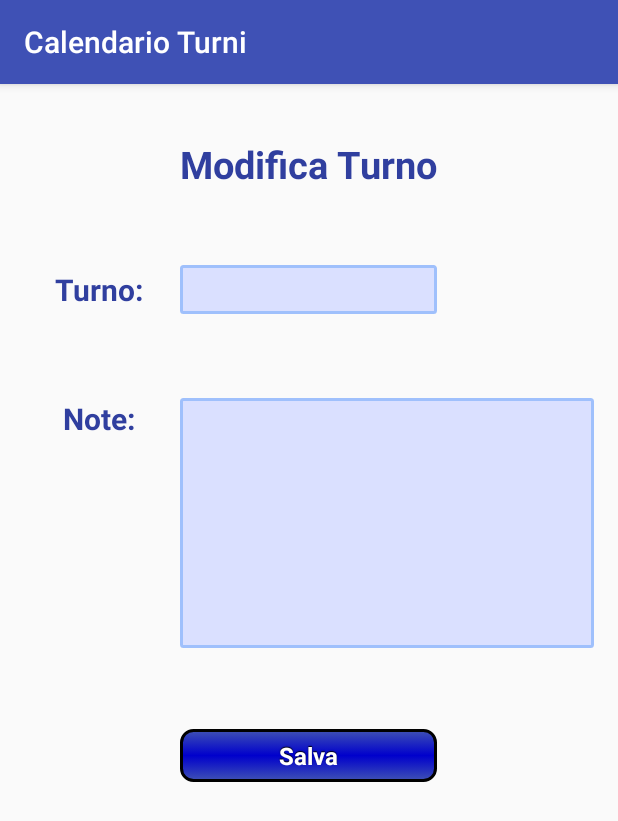
After one commit to albe1986/AndroidStudio-Projects, an Android app: the EditTurno screen opened directly, with no data from a screen before it, on a phone screen of 412 x 824 dp. The commit adds this screen. Shown: the top 821 px of the screen. Run offline under Robolectric (Android 15) with nearby library versions, the phone set to English and light mode, and no system bars.

Commit message:
New Layout

```diff
--- a/CalendarioTurni/app/src/main/AndroidManifest.xml
+++ b/CalendarioTurni/app/src/main/AndroidManifest.xml
@@ -22,11 +22,14 @@
                 <category android:name="android.intent.category.LAUNCHER" />
             </intent-filter>
         </activity>
-        <activity android:name=".UploadActivity" android:windowSoftInputMode="stateHidden"/>
+        <activity
+            android:name=".UploadActivity"
+            android:windowSoftInputMode="stateHidden" />
         <activity
             android:name=".SettingsActivity"
             android:label="@string/title_activity_settings" />
         <activity android:name=".TurniActivity" />
+        <activity android:name=".EditTurno"></activity>
     </application>
 
 </manifest>
--- /dev/null
+++ b/CalendarioTurni/app/src/main/java/it/app/apolverari/calendarioturni/EditTurno.java
@@ -0,0 +1,23 @@
+package it.app.apolverari.calendarioturni;
+
+import android.support.v7.app.AppCompatActivity;
+import android.os.Bundle;
+import android.widget.EditText;
+
+public class EditTurno extends AppCompatActivity {
+
+    private EditText turnoField;
+    private EditText note;
+    @Override
+    protected void onCreate(Bundle savedInstanceState) {
+        super.onCreate(savedInstanceState);
+        setContentView(R.layout.activity_edit_turno);
+        turnoField = (EditText) findViewById(R.id.editText);
+        note = (EditText) findViewById(R.id.editText2);
+        String day = getIntent().getStringExtra("day");
+        String turno = getIntent().getStringExtra("turno");
+        turnoField.setText(turno);
+        note.setText(day);
+
+    }
+}
--- a/CalendarioTurni/app/src/main/java/it/app/apolverari/calendarioturni/HTMLCalendar.java
+++ b/CalendarioTurni/app/src/main/java/it/app/apolverari/calendarioturni/HTMLCalendar.java
@@ -53,11 +53,10 @@ public class HTMLCalendar {
                                         "</head>\n" +
                                         "<script type=\"text/javascript\">\n" +
                                         "    function pressDay(obj){\n" +
-                                        "        obj.setAttribute(\"style\", \"border-style:inset\");\n" +
-                                        "        setInterval(function(obj){\n" +
-                                        "            obj.setAttribute(\"style\", \"border-style:outset\");\n" +
-                                        "        }, 1000);" +
-                                        "    }\n" +
+                                        "        var day = obj.getElementsByTagName(\"td\")[0].innerHTML;\n" +
+                                        "        var turno = obj.getElementsByTagName(\"td\")[1].innerHTML;\n" +
+                                        "        window.JSInterface.editTurno(day, turno);\n" +
+                                        "    }" +
                                         "</script>";
     private String HTML = "";
     private String openHTML =   "<html>" +
--- a/CalendarioTurni/app/src/main/java/it/app/apolverari/calendarioturni/MainActivity.java
+++ b/CalendarioTurni/app/src/main/java/it/app/apolverari/calendarioturni/MainActivity.java
@@ -9,7 +9,6 @@ import android.support.v4.widget.DrawerLayout;
 import android.support.v7.app.ActionBarDrawerToggle;
 import android.support.v7.app.AppCompatActivity;
 import android.support.v7.widget.Toolbar;
-import android.view.Menu;
 import android.view.MenuItem;
 import android.view.View;
 import android.widget.ArrayAdapter;
--- a/CalendarioTurni/app/src/main/java/it/app/apolverari/calendarioturni/MiscUtils.java
+++ b/CalendarioTurni/app/src/main/java/it/app/apolverari/calendarioturni/MiscUtils.java
@@ -3,9 +3,11 @@ package it.app.apolverari.calendarioturni;
 import android.content.Context;
 
 import com.google.gson.Gson;
+import com.google.gson.reflect.TypeToken;
 
 import java.io.File;
 import java.io.IOException;
+import java.lang.reflect.Type;
 import java.text.DateFormat;
 import java.text.ParseException;
 import java.text.SimpleDateFormat;
@@ -100,14 +102,15 @@ public class MiscUtils {
         for (int m = 0; m<monthsToShow; m++){
             HashMap<Integer, String> turniGiorni = new HashMap<>();
             String jsonHash = db.getTurnoMeseHash(agente, month, 2016);
-//            if (jsonHash != null && jsonHash != ""){
-//                HTMLCalendar c = new HTMLCalendar(mesi[month], 2016);
-//                turniGiorni = gson.fromJson(jsonHash, HashMap.class);
-//                c.generateHTML(turniGiorni);
-//                HTML += c.getHTML();
-//                month++;
-//                continue;
-//            }
+            Type type = new TypeToken<HashMap<Integer, String>>(){}.getType();
+            if (jsonHash != null && jsonHash != ""){
+                HTMLCalendar c = new HTMLCalendar(mesi[month], 2016);
+                turniGiorni = gson.fromJson(jsonHash, type);
+                c.generateHTML(turniGiorni);
+                HTML += c.getHTML();
+                month++;
+                continue;
+            }
             gc.set(2016, month, bday);
             daysInMonth = gc.getActualMaximum(Calendar.DAY_OF_MONTH);
             ArrayList<String> turniMese = new ArrayList<>();
--- a/CalendarioTurni/app/src/main/java/it/app/apolverari/calendarioturni/TurniActivity.java
+++ b/CalendarioTurni/app/src/main/java/it/app/apolverari/calendarioturni/TurniActivity.java
@@ -1,10 +1,14 @@
 package it.app.apolverari.calendarioturni;
 
+import android.annotation.SuppressLint;
+import android.app.Activity;
 import android.content.Intent;
+import android.net.Uri;
 import android.os.Bundle;
 import android.support.v7.app.AppCompatActivity;
 import android.view.Menu;
 import android.view.MenuItem;
+import android.webkit.JavascriptInterface;
 import android.webkit.WebChromeClient;
 import android.webkit.WebView;
 import android.webkit.WebViewClient;
@@ -27,6 +31,7 @@ public class TurniActivity extends AppCompatActivity {
     private HashMap<String, Integer> months = new HashMap<>();
     private ArrayList<String> turniAgente = new ArrayList<>();
 
+    @SuppressLint("JavascriptInterface")
     @Override
     protected void onCreate(Bundle savedInstanceState) {
         super.onCreate(savedInstanceState);
@@ -57,10 +62,12 @@ public class TurniActivity extends AppCompatActivity {
         }
 
         HTML = MiscUtils.calcolaTurni(db, agente, turniAgente, months.get(bmonth), bday);
-
+        JavaScriptInterface jsInterface = new JavaScriptInterface(this);
         calendarioHTML = (WebView) findViewById(R.id.calendarioHTML);
         calendarioHTML.getSettings().setJavaScriptEnabled(true);
         calendarioHTML.getSettings().setJavaScriptCanOpenWindowsAutomatically(true);
+        calendarioHTML.getSettings().setJavaScriptEnabled(true);
+        calendarioHTML.addJavascriptInterface(jsInterface, "JSInterface");
         calendarioHTML.getSettings().setDomStorageEnabled(true);
         calendarioHTML.setWebChromeClient(new WebChromeClient());
         calendarioHTML.loadDataWithBaseURL("fake://fake.com", HTML, "text/html", "utf-8", "");
@@ -94,3 +101,18 @@ public class TurniActivity extends AppCompatActivity {
         return super.onOptionsItemSelected(item);
     }
 }
+
+class JavaScriptInterface {
+    private Activity activity;
+
+    public JavaScriptInterface(Activity activiy) {
+        this.activity = activiy;
+    }
+    @JavascriptInterface
+    public void editTurno(String day, String turno){
+        Intent intent = new Intent(activity.getApplicationContext(), EditTurno.class);
+        intent.putExtra("day", day);
+        intent.putExtra("turno", turno);
+        activity.startActivity(intent);
+    }
+}
--- /dev/null
+++ b/CalendarioTurni/app/src/main/res/layout/activity_edit_turno.xml
@@ -0,0 +1,93 @@
+<?xml version="1.0" encoding="utf-8"?>
+<RelativeLayout xmlns:android="http://schemas.android.com/apk/res/android"
+    xmlns:tools="http://schemas.android.com/tools"
+    android:layout_width="match_parent"
+    android:layout_height="match_parent"
+    android:paddingBottom="@dimen/activity_vertical_margin"
+    android:paddingLeft="@dimen/activity_horizontal_margin"
+    android:paddingRight="@dimen/activity_horizontal_margin"
+    android:paddingTop="@dimen/activity_vertical_margin"
+    tools:context="it.app.apolverari.calendarioturni.EditTurno">
+
+    <TextView
+        android:layout_width="wrap_content"
+        android:layout_height="wrap_content"
+        android:text="Modifica Turno"
+        android:id="@+id/editTitle"
+        android:layout_alignParentTop="true"
+        android:layout_centerHorizontal="true"
+        android:textSize="25dp"
+        android:textStyle="bold"
+        android:textColor="@color/colorPrimaryDark"
+        android:layout_marginTop="20dp"
+        android:layout_marginBottom="50dp" />
+
+    <EditText
+        android:layout_width="wrap_content"
+        android:layout_height="wrap_content"
+        android:id="@+id/editText"
+        android:layout_below="@+id/editTitle"
+        android:layout_alignLeft="@+id/editTitle"
+        android:layout_alignStart="@+id/editTitle"
+        android:layout_alignRight="@+id/editTitle"
+        android:layout_alignEnd="@+id/editTitle"
+        android:layout_alignParentLeft="false"
+        android:layout_alignParentRight="false"
+        style="@style/spinner_textview"
+        android:layout_marginBottom="0dp" />
+
+    <TextView
+        android:layout_width="wrap_content"
+        android:layout_height="wrap_content"
+        android:text="Turno: "
+        android:id="@+id/textView2"
+        android:layout_below="@+id/editTitle"
+        android:layout_alignParentLeft="true"
+        android:layout_alignParentStart="true"
+        android:textSize="20dp"
+        android:textStyle="bold"
+        android:textColor="@color/colorPrimaryDark"
+        android:layout_alignBottom="@+id/editText"
+        android:layout_toLeftOf="@+id/editText"
+        android:layout_toStartOf="@+id/editText"
+        android:gravity="center" />
+
+    <TextView
+        android:layout_width="wrap_content"
+        android:layout_height="wrap_content"
+        android:text="Note: "
+        android:id="@+id/textView3"
+        android:textSize="20dp"
+        android:textStyle="bold"
+        android:textColor="@color/colorPrimaryDark"
+        android:gravity="center"
+        android:layout_marginTop="56dp"
+        android:layout_below="@+id/textView2"
+        android:layout_alignParentLeft="true"
+        android:layout_alignParentStart="true"
+        android:layout_toLeftOf="@+id/editText2"
+        android:layout_toStartOf="@+id/editText2" />
+
+    <EditText
+        style="@style/spinner_textview"
+        android:layout_width="wrap_content"
+        android:layout_height="250px"
+        android:id="@+id/editText2"
+        android:layout_alignTop="@+id/textView3"
+        android:layout_toRightOf="@+id/textView2"
+        android:gravity="left"
+        android:layout_alignParentRight="true"
+        android:layout_alignParentEnd="true" />
+
+    <Button
+        android:layout_width="wrap_content"
+        android:layout_height="wrap_content"
+        android:text="Salva"
+        android:id="@+id/button"
+        android:layout_marginTop="54dp"
+        android:layout_below="@+id/editText2"
+        android:layout_alignRight="@+id/editText"
+        android:layout_alignEnd="@+id/editText"
+        android:layout_alignLeft="@+id/editText2"
+        android:layout_alignStart="@+id/editText2" />
+</RelativeLayout>
```
